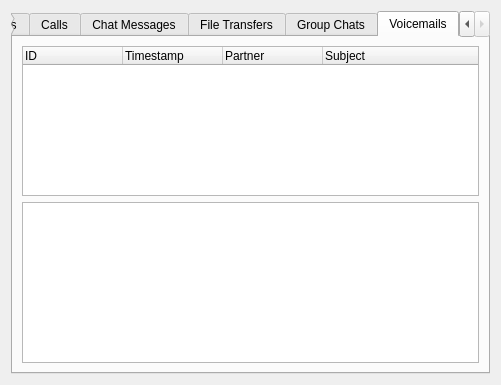
Old version of the form ipba2-plugins/skype_ui.ui in the repository PicciMario/iPhone-Backup-Analyzer-2.
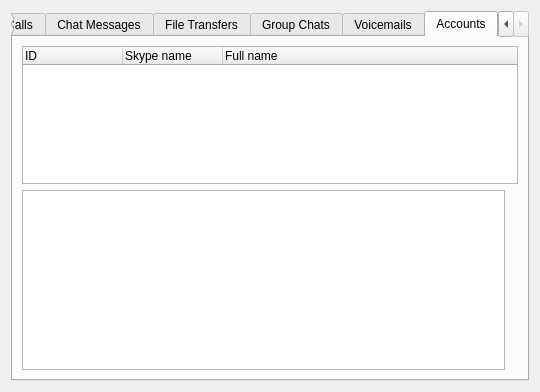
New version of the form.

Commit message: skype plugin accounts tab

```diff
--- a/ipba2-plugins/skype_ui.ui
+++ b/ipba2-plugins/skype_ui.ui
@@ -6,8 +6,8 @@
    <rect>
     <x>0</x>
     <y>0</y>
-    <width>501</width>
-    <height>385</height>
+    <width>540</width>
+    <height>392</height>
    </rect>
   </property>
   <property name="windowTitle">
@@ -17,7 +17,7 @@
    <item>
     <widget class="QTabWidget" name="tabWidget">
      <property name="currentIndex">
-      <number>5</number>
+      <number>6</number>
      </property>
      <widget class="QWidget" name="tab">
       <attribute name="title">
@@ -352,10 +352,87 @@
            <verstretch>1</verstretch>
           </sizepolicy>
          </property>
+         <property name="editTriggers">
+          <set>QAbstractItemView::NoEditTriggers</set>
+         </property>
+         <attribute name="verticalHeaderVisible">
+          <bool>false</bool>
+         </attribute>
         </widget>
        </item>
       </layout>
      </widget>
+     <widget class="QWidget" name="tab_7">
+      <attribute name="title">
+       <string>Accounts</string>
+      </attribute>
+      <layout class="QVBoxLayout" name="verticalLayout_7">
+       <item>
+        <widget class="QTreeWidget" name="accountsTree">
+         <property name="maximumSize">
+          <size>
+           <width>16777215</width>
+           <height>150</height>
+          </size>
+         </property>
+         <column>
+          <property name="text">
+           <string>ID</string>
+          </property>
+         </column>
+         <column>
+          <property name="text">
+           <string>Skype name</string>
+          </property>
+         </column>
+         <column>
+          <property name="text">
+           <string>Full name</string>
+          </property>
+         </column>
+        </widget>
+       </item>
+       <item>
+        <layout class="QHBoxLayout" name="horizontalLayout_3">
+         <item>
+          <widget class="QTableWidget" name="accountsTable">
+           <property name="sizePolicy">
+            <sizepolicy hsizetype="Expanding" vsizetype="Expanding">
+             <horstretch>0</horstretch>
+             <verstretch>1</verstretch>
+            </sizepolicy>
+           </property>
+           <property name="maximumSize">
+            <size>
+             <width>16777215</width>
+             <height>16777215</height>
+            </size>
+           </property>
+           <property name="editTriggers">
+            <set>QAbstractItemView::NoEditTriggers</set>
+           </property>
+           <attribute name="verticalHeaderVisible">
+            <bool>false</bool>
+           </attribute>
+          </widget>
+         </item>
+         <item>
+          <widget class="QLabel" name="accountLabel">
+           <property name="maximumSize">
+            <size>
+             <width>16777215</width>
+             <height>16777215</height>
+            </size>
+           </property>
+           <property name="text">
+            <string/>
+           </property>
+          </widget>
+         </item>
+        </layout>
+       </item>
+      </layout>
+     </widget>
     </widget>
    </item>
   </layout>
```
Left out of the diff: 6 changed lines with no effect on the pictures. The commit also changes 1 other file.
